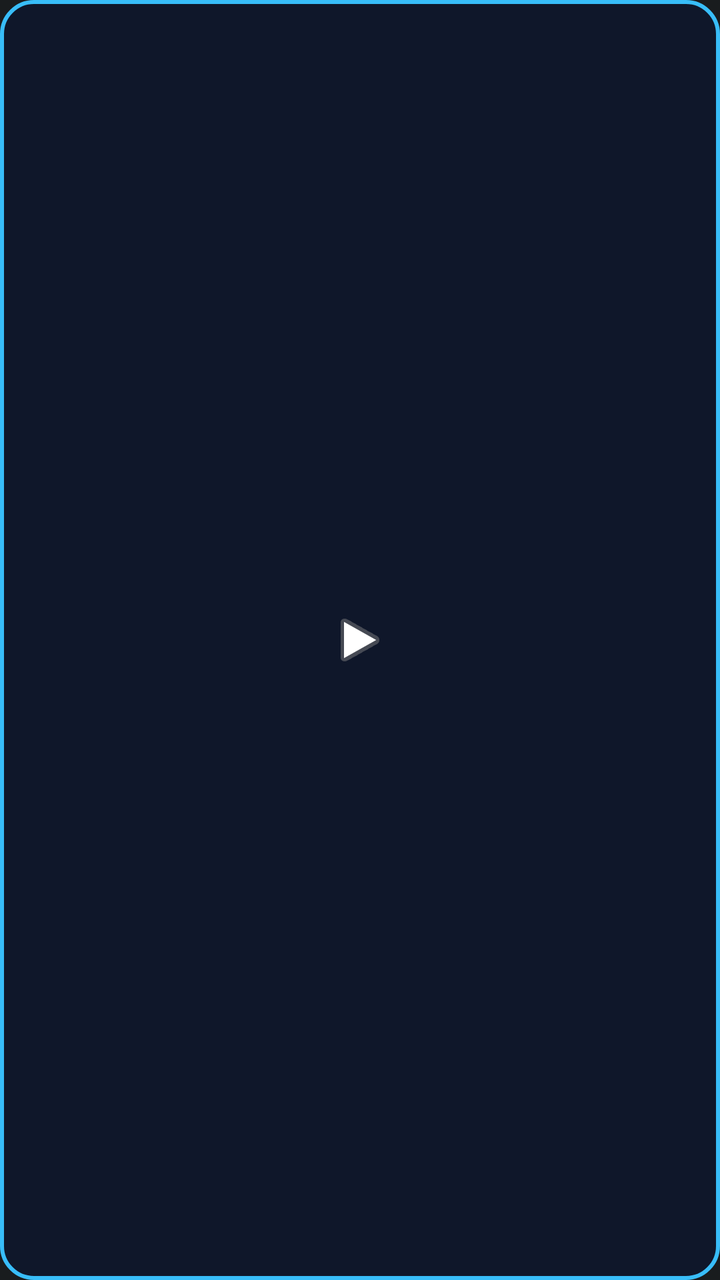
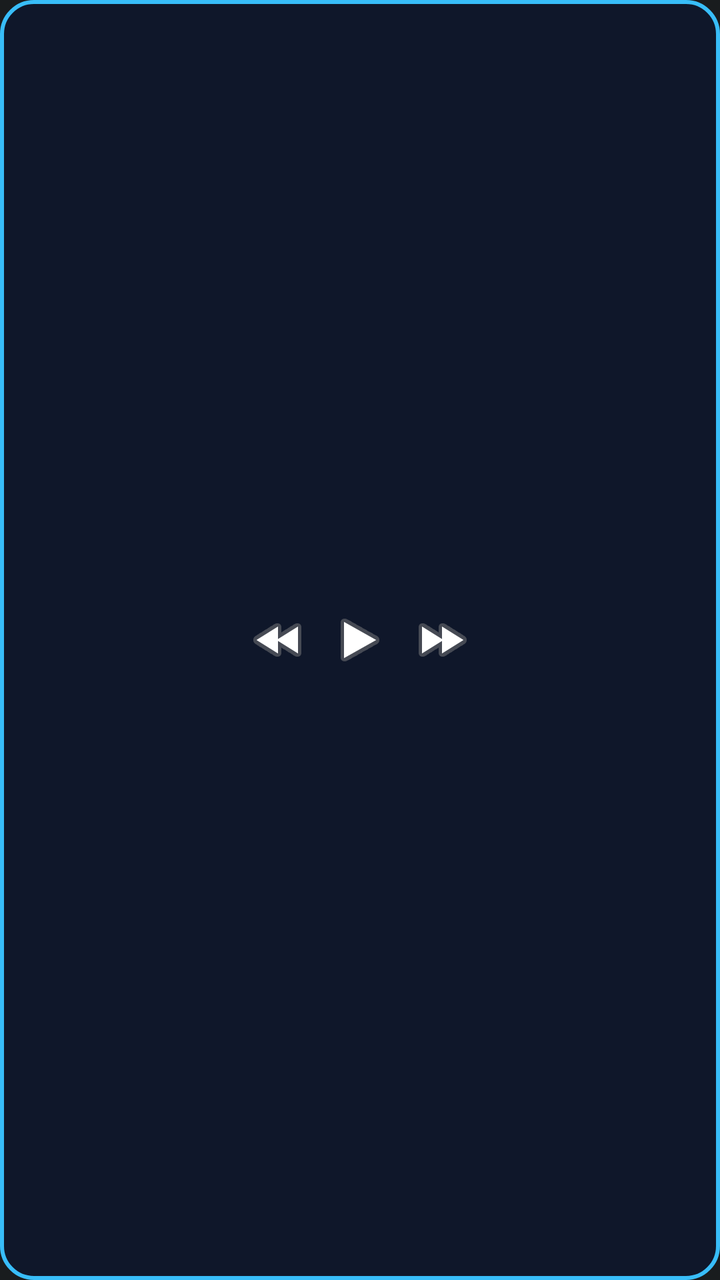

The first picture is an Android layout as it rendered before a commit; the second is the same layout after the commit. The layout source and the unified diff follow.
<!-- AndroidManifest.xml: application theme android:Theme.DeviceDefault.NoActionBar -->
<!-- res/layout/miauberto_widget_mini_layout.xml -->
<?xml version="1.0" encoding="utf-8"?>
<LinearLayout xmlns:android="http://schemas.android.com/apk/res/android"
    android:layout_width="match_parent"
    android:layout_height="match_parent"
    android:background="@drawable/widget_border_frame"
    android:gravity="center"
    android:orientation="vertical"
    android:padding="4dp">

    <ImageButton
        android:id="@+id/btn_widget_mini_play"
        android:layout_width="40dp"
        android:layout_height="40dp"
        android:background="?android:attr/selectableItemBackground"
        android:src="@android:drawable/ic_media_play" />
</LinearLayout>
<!-- resources referenced by this layout -->
<resources>
  <!-- drawable widget_border_frame (drawable) -->
  <?xml version="1.0" encoding="utf-8"?>
  <shape xmlns:android="http://schemas.android.com/apk/res/android"
      android:shape="rectangle">
      
      
      <solid android:color="#0F172A" />
      
      
      <stroke
          android:width="2dp"
          android:color="#38BDF8" />
          
      
      <corners android:radius="16dp" />
  </shape>
</resources>

<!-- the commit's change to res/layout/miauberto_widget_mini_layout.xml (unified diff, before → after) -->
@@ -4,13 +4,27 @@
     android:layout_height="match_parent"
     android:background="@drawable/widget_border_frame"
     android:gravity="center"
-    android:orientation="vertical"
+    android:orientation="horizontal"
     android:padding="4dp">
 
     <ImageButton
+        android:id="@+id/btn_widget_mini_rewind"
+        android:layout_width="38dp"
+        android:layout_height="38dp"
+        android:background="?android:attr/selectableItemBackground"
+        android:src="@android:drawable/ic_media_rew" />
+
+    <ImageButton
         android:id="@+id/btn_widget_mini_play"
-        android:layout_width="40dp"
-        android:layout_height="40dp"
+        android:layout_width="44dp"
+        android:layout_height="44dp"
         android:background="?android:attr/selectableItemBackground"
         android:src="@android:drawable/ic_media_play" />
+
+    <ImageButton
+        android:id="@+id/btn_widget_mini_ffwd"
+        android:layout_width="38dp"
+        android:layout_height="38dp"
+        android:background="?android:attr/selectableItemBackground"
+        android:src="@android:drawable/ic_media_ff" />
 </LinearLayout>
